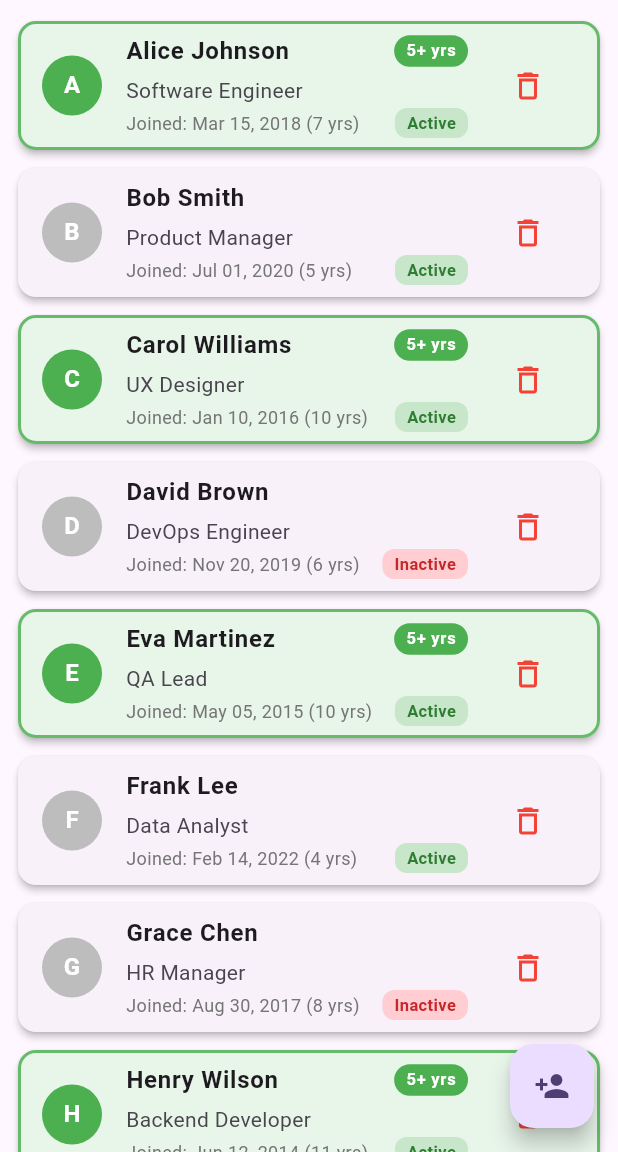
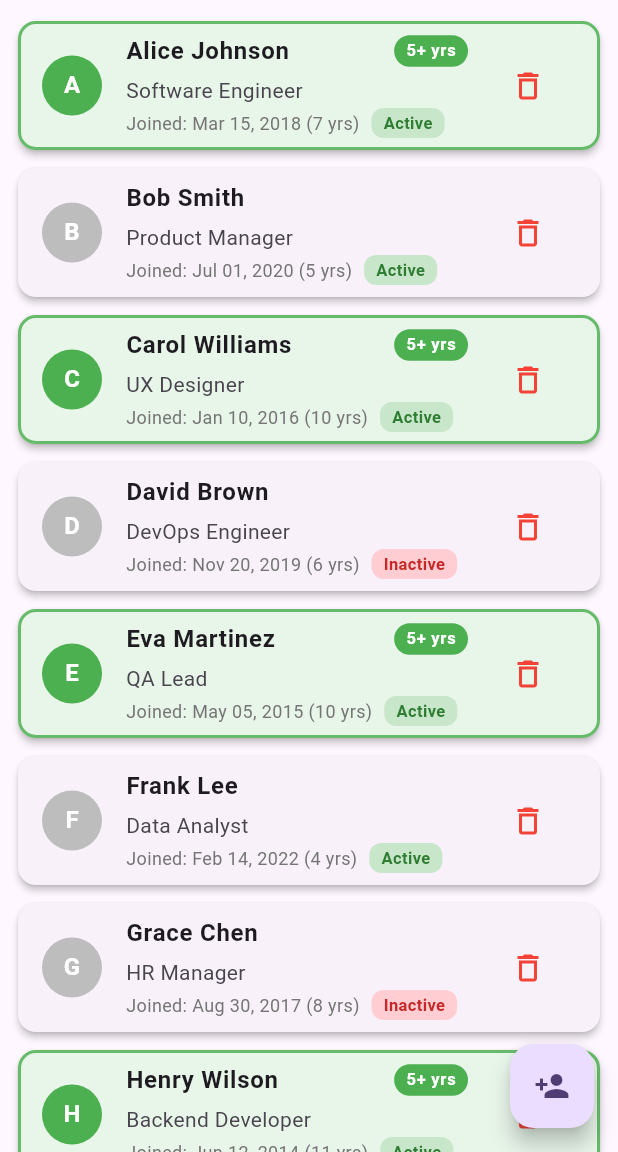
Before and after one commit to fahadscode/Employee-List, a Flutter app: the screen it shows after launch, on a phone screen of 412 x 824 dp, the part 84-1236 px from its top. Run offline on Flutter 3.47's test engine with Material 3 defaults, Android fonts, the phone set to English and light mode, and no system bars; our stand-ins replace sqflite; accounts and stored records are empty.

Commit message:
Fix RenderFlex overflow in employee card subtitle row
Replace Spacer with SizedBox and wrap joined date Text in Flexible
to prevent overflow errors on the right side of employee list cards.

```diff
--- a/lib/screens/employee_list_screen.dart
+++ b/lib/screens/employee_list_screen.dart
@@ -248,12 +248,15 @@ class _EmployeeCard extends StatelessWidget {
             const SizedBox(height: 2),
             Row(
               children: [
-                Text(
-                  'Joined: ${dateFormat.format(employee.dateOfJoining)} '
-                  '(${employee.yearsInOrganization} yrs)',
-                  style: TextStyle(fontSize: 12, color: Colors.grey.shade600),
+                Flexible(
+                  child: Text(
+                    'Joined: ${dateFormat.format(employee.dateOfJoining)} '
+                    '(${employee.yearsInOrganization} yrs)',
+                    style: TextStyle(fontSize: 12, color: Colors.grey.shade600),
+                    overflow: TextOverflow.ellipsis,
+                  ),
                 ),
-                const Spacer(),
+                const SizedBox(width: 8),
                 Container(
                   padding:
                       const EdgeInsets.symmetric(horizontal: 8, vertical: 2),
```
